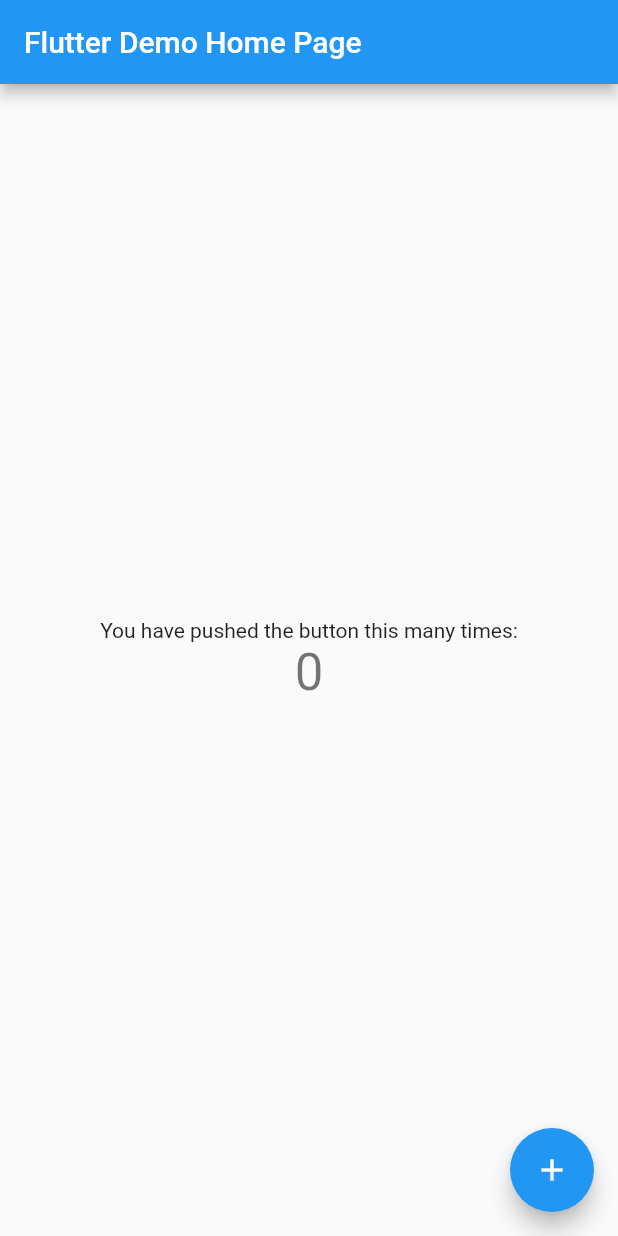
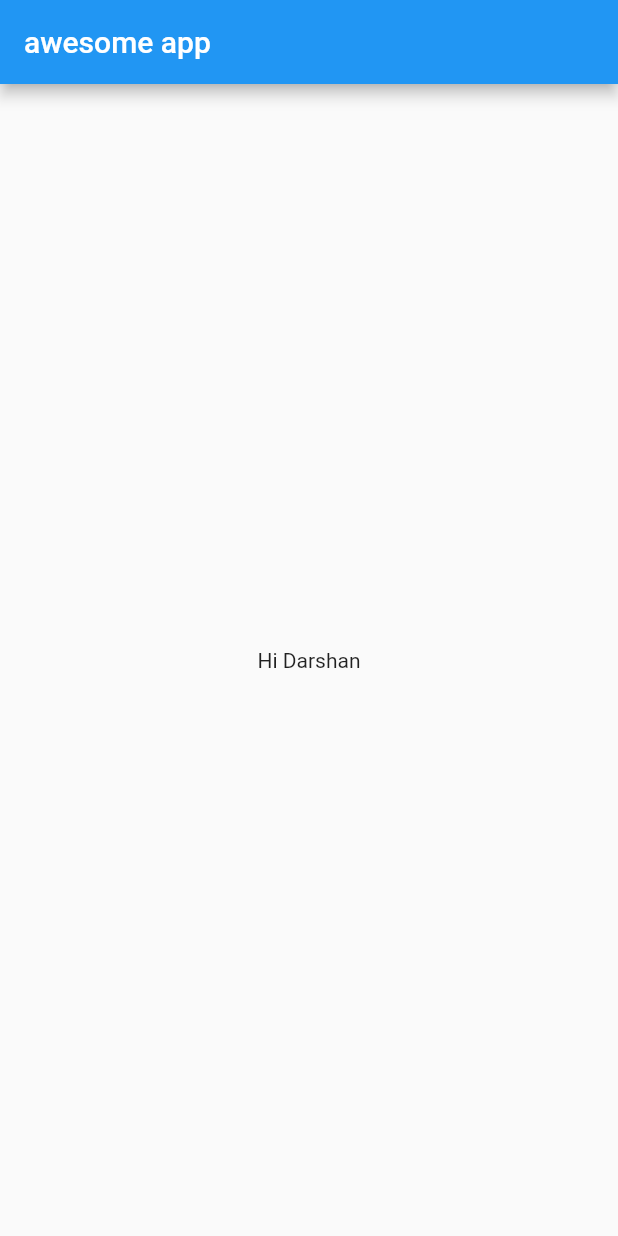
Before and after one commit to Darshan0811/flutter_app, a Flutter app: the screen it shows after launch, on a phone screen of 412 x 824 dp. Run offline on Flutter 3.47's test engine with Material 2 defaults, Android fonts, the phone set to English and light mode, and no system bars.

Commit message:
ch1 completed

```diff
--- a/lib/main.dart
+++ b/lib/main.dart
@@ -1,115 +1,22 @@
 import 'package:flutter/material.dart';
 
 void main() {
-  runApp(const MyApp());
+  runApp(MaterialApp(
+    title: "Flutter app",
+    home: HomePage(),
+  ));
 }
 
-class MyApp extends StatelessWidget {
-  const MyApp({super.key});
-
-  // This widget is the root of your application.
+class HomePage extends StatelessWidget {
   @override
   Widget build(BuildContext context) {
-    return MaterialApp(
-      title: 'Flutter Demo',
-      theme: ThemeData(
-        // This is the theme of your application.
-        //
-        // Try running your application with "flutter run". You'll see the
-        // application has a blue toolbar. Then, without quitting the app, try
-        // changing the primarySwatch below to Colors.green and then invoke
-        // "hot reload" (press "r" in the console where you ran "flutter run",
-        // or simply save your changes to "hot reload" in a Flutter IDE).
-        // Notice that the counter didn't reset back to zero; the application
-        // is not restarted.
-        primarySwatch: Colors.blue,
+    return Scaffold(
+      appBar: AppBar(
+        title: Text("awesome app"),
       ),
-      home: const MyHomePage(title: 'Flutter Demo Home Page'),
+      body: Container(
+        child: Center(child: Text("Hi Darshan")),
+      ),
     );
   }
 }
-
-class MyHomePage extends StatefulWidget {
-  const MyHomePage({super.key, required this.title});
-
-  // This widget is the home page of your application. It is stateful, meaning
-  // that it has a State object (defined below) that contains fields that affect
-  // how it looks.
-
-  // This class is the configuration for the state. It holds the values (in this
-  // case the title) provided by the parent (in this case the App widget) and
-  // used by the build method of the State. Fields in a Widget subclass are
-  // always marked "final".
-
-  final String title;
-
-  @override
-  State<MyHomePage> createState() => _MyHomePageState();
-}
-
-class _MyHomePageState extends State<MyHomePage> {
-  int _counter = 0;
-
-  void _incrementCounter() {
-    setState(() {
-      // This call to setState tells the Flutter framework that something has
-      // changed in this State, which causes it to rerun the build method below
-      // so that the display can reflect the updated values. If we changed
-      // _counter without calling setState(), then the build method would not be
-      // called again, and so nothing would appear to happen.
-      _counter++;
-    });
-  }
-
-  @override
-  Widget build(BuildContext context) {
-    // This method is rerun every time setState is called, for instance as done
-    // by the _incrementCounter method above.
-    //
-    // The Flutter framework has been optimized to make rerunning build methods
-    // fast, so that you can just rebuild anything that needs updating rather
-    // than having to individually change instances of widgets.
-    return Scaffold(
-      appBar: AppBar(
-        // Here we take the value from the MyHomePage object that was created by
-        // the App.build method, and use it to set our appbar title.
-        title: Text(widget.title),
-      ),
-      body: Center(
-        // Center is a layout widget. It takes a single child and positions it
-        // in the middle of the parent.
-        child: Column(
-          // Column is also a layout widget. It takes a list of children and
-          // arranges them vertically. By default, it sizes itself to fit its
-          // children horizontally, and tries to be as tall as its parent.
-          //
-          // Invoke "debug painting" (press "p" in the console, choose the
-          // "Toggle Debug Paint" action from the Flutter Inspector in Android
-          // Studio, or the "Toggle Debug Paint" command in Visual Studio Code)
-          // to see the wireframe for each widget.
-          //
-          // Column has various properties to control how it sizes itself and
-          // how it positions its children. Here we use mainAxisAlignment to
-          // center the children vertically; the main axis here is the vertical
-          // axis because Columns are vertical (the cross axis would be
-          // horizontal).
-          mainAxisAlignment: MainAxisAlignment.center,
-          children: <Widget>[
-            const Text(
-              'You have pushed the button this many times:',
-            ),
-            Text(
-              '$_counter',
-              style: Theme.of(context).textTheme.headline4,
-            ),
-          ],
-        ),
-      ),
-      floatingActionButton: FloatingActionButton(
-        onPressed: _incrementCounter,
-        tooltip: 'Increment',
-        child: const Icon(Icons.add),
-      ), // This trailing comma makes auto-formatting nicer for build methods.
-    );
-  }
-}
```
